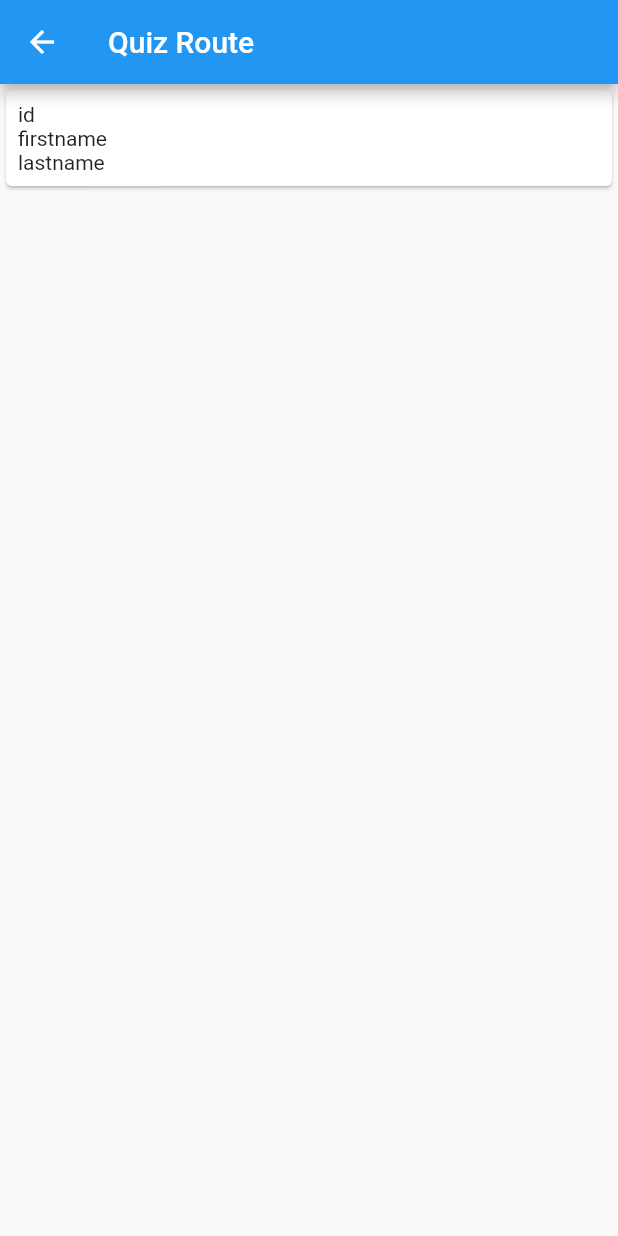
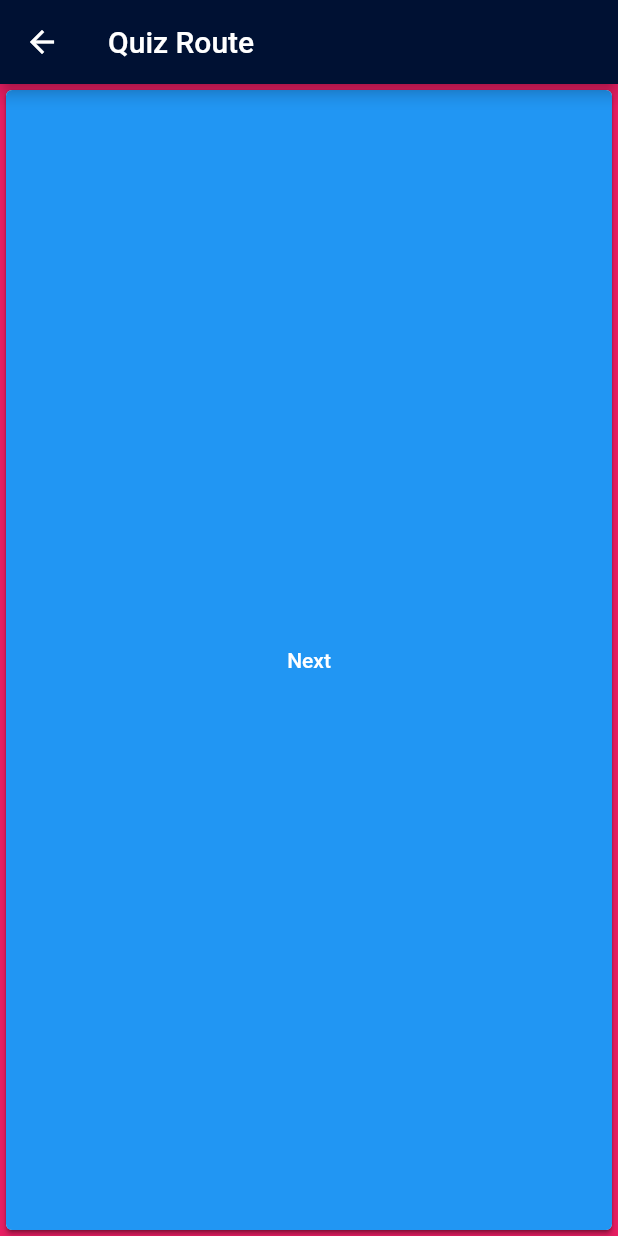
Before and after one commit to Si-Ekang/ekang_flutter, a Flutter app: the screen it shows after launch, after a tap on "Start a new Quizz", on a phone screen of 412 x 824 dp. Run offline on Flutter 3.47's test engine with Material 2 defaults, Android fonts, the phone set to English and light mode, and no system bars; our stand-ins replace csv, flutter_tts, lottie; project files that could hold a hidden picture were left out.

Commit message:
master : quiz page view wip

```diff
--- a/lib/ui/home/home.dart
+++ b/lib/ui/home/home.dart
@@ -1,6 +1,6 @@
 import 'package:ekang_flutter/core/theme/siekangcolors.dart';
 import 'package:ekang_flutter/generated/assets.dart';
-import 'package:ekang_flutter/ui/quiz/quiz.dart';
+import 'package:ekang_flutter/ui/quiz/quizz.dart';
 import 'package:flutter/cupertino.dart';
 import 'package:flutter/material.dart';
 import 'package:lottie/lottie.dart';
--- a/lib/ui/quiz/quiz.dart
+++ /dev/null
@@ -1,84 +0,0 @@
-import 'dart:developer';
-
-import 'package:csv/csv.dart';
-import 'package:ekang_flutter/generated/assets.dart';
-import 'package:flutter/cupertino.dart';
-import 'package:flutter/foundation.dart';
-import 'package:flutter/material.dart';
-import 'package:flutter/services.dart';
-
-class QuizWidget extends StatefulWidget {
-  const QuizWidget({super.key});
-
-  @override
-  State<QuizWidget> createState() => _QuizState();
-}
-
-class _QuizState extends State<QuizWidget> {
-  List<List<dynamic>> _data = [];
-
-  @override
-  void initState() {
-    super.initState();
-
-    if (kDebugMode) {
-      log("initState()");
-    }
-
-    loadCsvFromAssets();
-  }
-
-  void loadCsvFromAssets() async {
-    if (kDebugMode) {
-      log("loadCsvFromAssets()");
-    }
-
-    final input = await rootBundle.loadString(Assets.csvTest);
-    final fields = const CsvToListConverter().convert(input);
-
-    if (null != fields) {
-      if (kDebugMode) {
-        log("fields : $fields");
-      }
-    }
-
-    setState(() {
-      _data = fields;
-    });
-  }
-
-  @override
-  Widget build(BuildContext context) {
-    if (kDebugMode) {
-      log("build()");
-    }
-
-    return Scaffold(
-      appBar: AppBar(
-        title: const Text('Quiz Route'),
-        leading: IconButton(
-            onPressed: () => {Navigator.of(context).pop()},
-            icon: const Icon(Icons.arrow_back)),
-      ),
-      body: ListView.builder(
-          shrinkWrap: true,
-          itemCount: _data.length,
-          itemBuilder: (context, index) {
-            return Card(
-              child: Padding(
-                padding: const EdgeInsets.all(8.0),
-                child: Column(
-                  mainAxisAlignment: MainAxisAlignment.spaceBetween,
-                  crossAxisAlignment: CrossAxisAlignment.start,
-                  children: [
-                    Text('${_data[index][0]}'),
-                    Text(_data[index][1]),
-                    Text(_data[index][2]),
-                  ],
-                ),
-              ),
-            );
-          }),
-    );
-  }
-}
--- /dev/null
+++ b/lib/ui/quiz/quizz.dart
@@ -0,0 +1,108 @@
+import 'dart:developer';
+
+import 'package:ekang_flutter/core/theme/siekangcolors.dart';
+import 'package:flutter/cupertino.dart';
+import 'package:flutter/foundation.dart';
+import 'package:flutter/material.dart';
+
+class QuizWidget extends StatefulWidget {
+  const QuizWidget({super.key});
+
+  @override
+  State<QuizWidget> createState() => _QuizState();
+}
+
+class _QuizState extends State<QuizWidget> {
+  final PageController controller = PageController();
+  final animationDuration = const Duration(milliseconds: 500);
+
+  List<Widget> quizzList = List.empty();
+  List<List<dynamic>> _data = [];
+
+  @override
+  void initState() {
+    super.initState();
+
+    if (kDebugMode) {
+      log("initState()");
+    }
+
+    //loadCsvFromAssets();
+  }
+
+  void loadCsvFromAssets() async {
+    if (kDebugMode) {
+      log("loadCsvFromAssets()");
+    }
+/*
+    final input = await rootBundle.loadString(Assets.csvTest);
+    final fields = const CsvToListConverter().convert(input);
+
+    if (null != fields) {
+      if (kDebugMode) {
+        log("fields : $fields");
+      }
+    }
+
+    setState(() {
+      _data = fields;
+    });*/
+  }
+
+  @override
+  Widget build(BuildContext context) {
+    if (kDebugMode) {
+      log("build()");
+    }
+
+    return Scaffold(
+        appBar: AppBar(
+          backgroundColor: SiEkangColors.primaryDark,
+          title: const Text('Quiz Route'),
+          leading: IconButton(
+              onPressed: () => {Navigator.of(context).pop()},
+              icon: const Icon(Icons.arrow_back)),
+        ),
+        body: PageView(
+          controller: controller,
+          children: <Widget>[
+            Container(
+              color: Colors.pink,
+              child: Card(
+                child: ElevatedButton(
+                    onPressed: () {
+                      controller.nextPage(
+                          duration: animationDuration,
+                          curve: Curves.decelerate);
+                    },
+                    child: const Text("Next")),
+              ),
+            ),
+            Container(
+              color: Colors.cyan,
+              child: Card(
+                child: ElevatedButton(
+                    onPressed: () {
+                      controller.nextPage(
+                          duration: animationDuration,
+                          curve: Curves.decelerate);
+                    },
+                    child: const Text("Next")),
+              ),
+            ),
+            Container(
+              color: Colors.deepPurple,
+              child: Card(
+                child: ElevatedButton(
+                    onPressed: () {
+                      controller.previousPage(
+                          duration: animationDuration,
+                          curve: Curves.decelerate);
+                    },
+                    child: const Text("Previous")),
+              ),
+            ),
+          ],
+        ));
+  }
+}
```
Also changed, not shown: lib/data/local/model/quizz.dart (added, +10 -0 lines).
